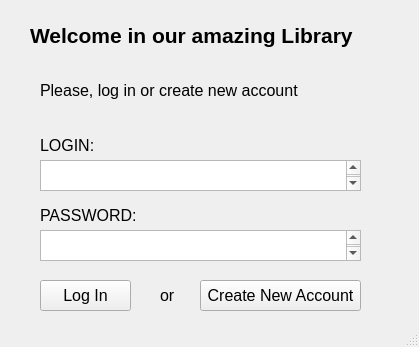
Above: GUI_project/mainwindow.ui from hrutkowski/Internet_Library before the change. Below: the same form after it.
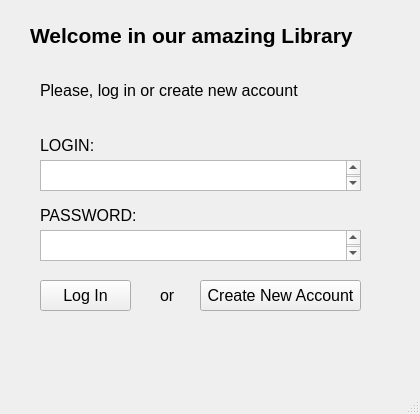
That is the form after the change.

```diff
--- a/GUI_project/mainwindow.ui
+++ b/GUI_project/mainwindow.ui
@@ -6,8 +6,8 @@
    <rect>
     <x>0</x>
     <y>0</y>
-    <width>419</width>
-    <height>347</height>
+    <width>420</width>
+    <height>414</height>
    </rect>
   </property>
   <property name="windowTitle">
@@ -181,6 +181,26 @@
      <string>or</string>
     </property>
    </widget>
+   <widget class="QLabel" name="label_6">
+    <property name="geometry">
+     <rect>
+      <x>60</x>
+      <y>330</y>
+      <width>261</width>
+      <height>31</height>
+     </rect>
+    </property>
+    <property name="font">
+     <font>
+      <pointsize>12</pointsize>
+      <weight>50</weight>
+      <bold>false</bold>
+     </font>
+    </property>
+    <property name="text">
+     <string/>
+    </property>
+   </widget>
   </widget>
   <widget class="QStatusBar" name="statusbar"/>
  </widget>
```
